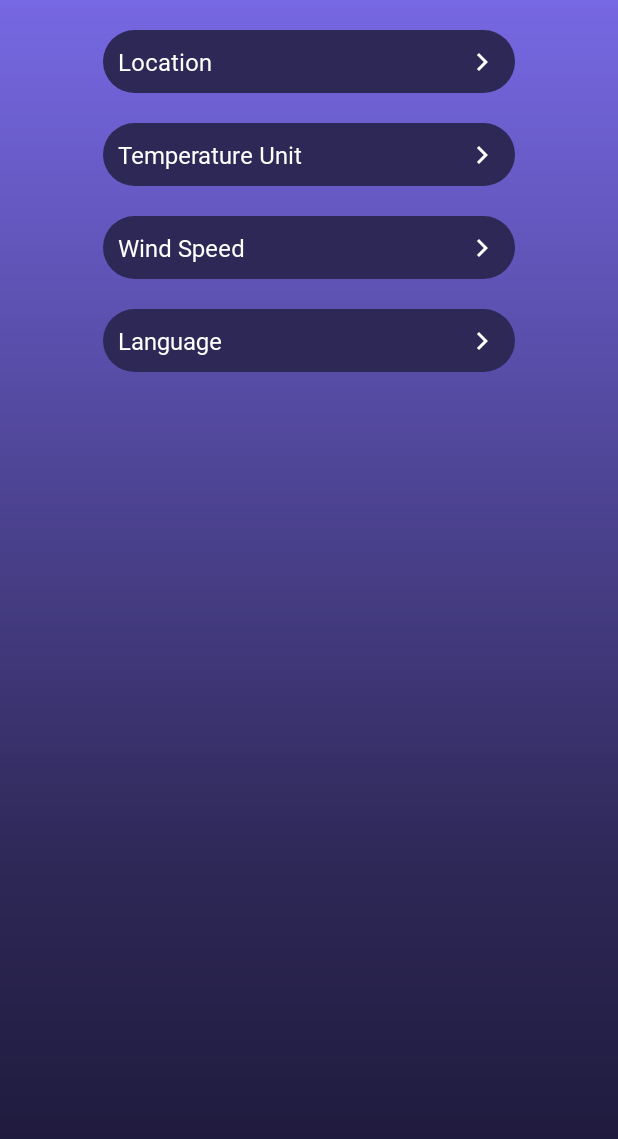
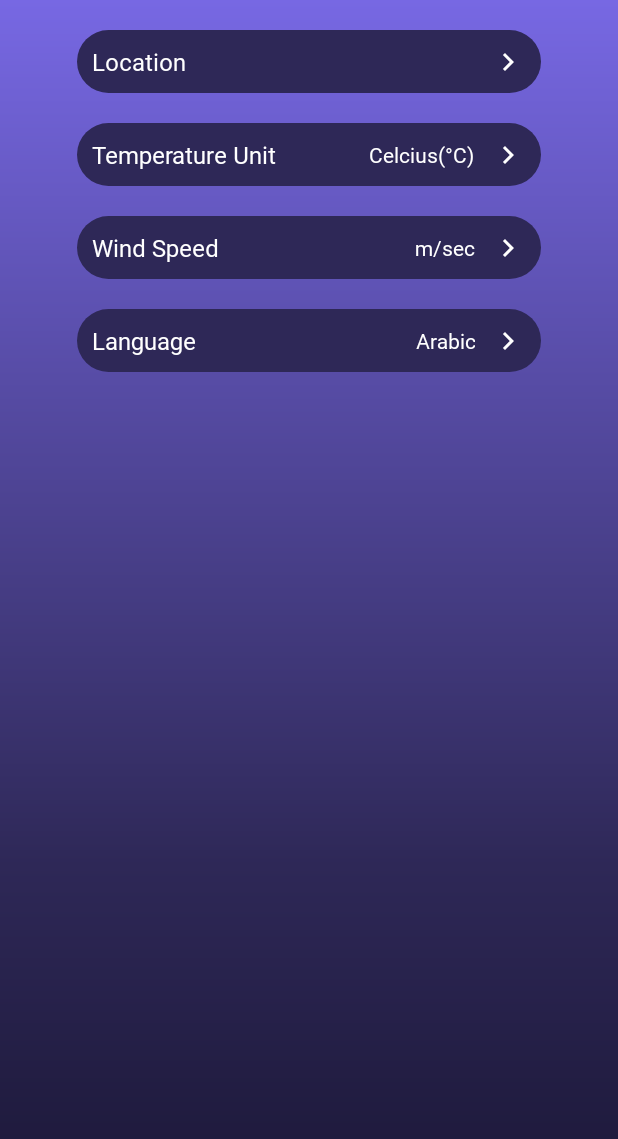
Before and after one commit to Filo-patir/WeatherForecastApp, an Android app: the SettingsFragment screen opened through its navigation route, on a phone screen of 412 x 824 dp. Shown: the top 1139 px of the screen. Run offline under Robolectric (Android 15) with nearby library versions, the phone set to English and light mode, and no system bars; our stand-ins replace Dagger/Hilt's generated code; libraries missing offline, so code that uses them is left out: io.objectbox, io.objectbox.kotlin, io.objectbox.query; 2 statements that could not run were skipped.

Commit message:
fixed bugs

```diff
--- a/app/src/main/java/filo/mamdouh/weatherforecast/MainActivity.kt
+++ b/app/src/main/java/filo/mamdouh/weatherforecast/MainActivity.kt
@@ -22,6 +22,7 @@ import java.util.Locale
 class MainActivity : AppCompatActivity(), SettingsUpdater {
     private val viewModel by viewModels<MainViewModel>()
     lateinit var binding : ActivityMainBinding
+
     override fun onCreate(savedInstanceState: Bundle?) {
         super.onCreate(savedInstanceState)
         enableEdgeToEdge()
--- a/app/src/main/java/filo/mamdouh/weatherforecast/MainViewModel.kt
+++ b/app/src/main/java/filo/mamdouh/weatherforecast/MainViewModel.kt
@@ -1,6 +1,5 @@
 package filo.mamdouh.weatherforecast
 
-import android.util.Log
 import androidx.lifecycle.ViewModel
 import androidx.lifecycle.viewModelScope
 import dagger.hilt.android.lifecycle.HiltViewModel
@@ -11,16 +10,9 @@ import javax.inject.Inject
 
 @HiltViewModel
 class MainViewModel @Inject constructor(private val repository: IRepository) : ViewModel() {
-
      suspend fun getLocalization(): String{
         return viewModelScope.async {
-            var localization = "en"
-            repository.getSettings(SettingsConstants.LANGUAGE.toString()).collect{
-                Log.d("Filo", "getLocalization: $it")
-                if (it.isNotBlank())
-                    localization = it
-            }
-            localization
+            repository.getSettings(SettingsConstants.LANGUAGE.toString())
         }.await()
     }
 }
--- a/app/src/main/java/filo/mamdouh/weatherforecast/constants/SettingsConstants.kt
+++ b/app/src/main/java/filo/mamdouh/weatherforecast/constants/SettingsConstants.kt
@@ -4,5 +4,6 @@ enum class SettingsConstants {
     LANGUAGE,
     SPEED,
     TEMP,
-    LOCATION
+    LOCATION,
+    NONE
 }
--- a/app/src/main/java/filo/mamdouh/weatherforecast/datastorage/IRepository.kt
+++ b/app/src/main/java/filo/mamdouh/weatherforecast/datastorage/IRepository.kt
@@ -14,7 +14,7 @@ import retrofit2.Response
 interface IRepository {
     // Settings Functions
     fun saveSettings(name: String, value: String)
-    fun getSettings(name: String): Flow<String>
+    fun getSettings(name: String): String
     // Api Functions
     suspend fun getCurrentWeather(lat: Double, lon: Double, unit: String): Response<CurrentWeather>
     suspend fun getWeeklyForecast(lat: Double, lon: Double, unit: String): Response<WeatherForecast>
--- a/app/src/main/java/filo/mamdouh/weatherforecast/datastorage/Repository.kt
+++ b/app/src/main/java/filo/mamdouh/weatherforecast/datastorage/Repository.kt
@@ -31,7 +31,7 @@ class Repository @Inject constructor(
         sharedPreferencesHandler.save(name, value)
     }
 
-    override fun getSettings(name: String): Flow<String> {
+    override fun getSettings(name: String): String {
         return sharedPreferencesHandler.get(name)
     }
 
--- a/app/src/main/java/filo/mamdouh/weatherforecast/datastorage/local/sharedpref/ISharedPreferencesHandler.kt
+++ b/app/src/main/java/filo/mamdouh/weatherforecast/datastorage/local/sharedpref/ISharedPreferencesHandler.kt
@@ -4,5 +4,5 @@ import kotlinx.coroutines.flow.Flow
 
 interface ISharedPreferencesHandler {
     fun save(key: String?, value: String?)
-    fun get(key: String?): Flow<String>
+    fun get(key: String?): String
 }
--- a/app/src/main/java/filo/mamdouh/weatherforecast/datastorage/local/sharedpref/SharedPreferencesHandler.kt
+++ b/app/src/main/java/filo/mamdouh/weatherforecast/datastorage/local/sharedpref/SharedPreferencesHandler.kt
@@ -2,8 +2,6 @@ package filo.mamdouh.weatherforecast.datastorage.local.sharedpref
 
 import android.content.Context
 import android.content.SharedPreferences
-import kotlinx.coroutines.flow.Flow
-import kotlinx.coroutines.flow.flow
 import javax.inject.Inject
 
 class SharedPreferencesHandler @Inject constructor(context: Context) : ISharedPreferencesHandler {
@@ -13,9 +11,7 @@ class SharedPreferencesHandler @Inject constructor(context: Context) : ISharedPr
         sharedPreferences.edit().putString(key, value).apply()
     }
 
-    override fun get(key: String?): Flow<String> {
-        return flow{
-            emit(sharedPreferences.getString(key, "")?: "")
-        }
+    override fun get(key: String?): String {
+        return sharedPreferences.getString(key, "")?: ""
     }
 }
--- a/app/src/main/java/filo/mamdouh/weatherforecast/features/home/WeatherDetailsFragment.kt
+++ b/app/src/main/java/filo/mamdouh/weatherforecast/features/home/WeatherDetailsFragment.kt
@@ -1,7 +1,6 @@
 package filo.mamdouh.weatherforecast.features.home
 
 import android.os.Bundle
-import android.util.Log
 import android.view.LayoutInflater
 import android.view.View
 import android.view.ViewGroup
@@ -21,16 +20,14 @@ import filo.mamdouh.weatherforecast.databinding.FragmentWeatherDetailsBinding
 import filo.mamdouh.weatherforecast.datastorage.network.NetworkResponse
 import filo.mamdouh.weatherforecast.features.favourite.rvadapters.HomeBaseRecyclerViewAdapter
 import filo.mamdouh.weatherforecast.logic.NetworkUtils
-import filo.mamdouh.weatherforecast.models.CachedData
 import kotlinx.coroutines.launch
-import java.time.LocalDate
-import java.time.LocalDateTime
-import java.time.format.DateTimeFormatter
 
 @AndroidEntryPoint
 class WeatherDetailsFragment : Fragment() {
     private lateinit var binding: FragmentWeatherDetailsBinding
     private lateinit var adapterrv : HomeBaseRecyclerViewAdapter
+    private var unit = "C"
+    private var speed = "mps"
     override fun onResume() {
         super.onResume()
         val callback = object : OnBackPressedCallback(true) {
@@ -63,22 +60,25 @@ class WeatherDetailsFragment : Fragment() {
         adapterrv = HomeBaseRecyclerViewAdapter()
         lifecycleScope.launch {
             viewLifecycleOwner.repeatOnLifecycle(Lifecycle.State.STARTED){
-                viewModel.currentWeather.collect{
+                viewModel.currentWeather.collect{ it ->
                     when(it) {
                         is NetworkResponse.Failure -> Toast.makeText(context, "Failure: ${it.errorMessage}", Toast.LENGTH_SHORT)
                         is NetworkResponse.Success -> {
-                            Log.d("Filo", "onViewCreated: ${it.data}")
-                            val data = it.data as List<CachedData>
-                            adapterrv.setForecastItems(data)
-                            binding.apply {
-                                date.text = LocalDate.now().format(DateTimeFormatter.ofPattern("yyyy-MM-dd"))
-                                time.text = LocalDateTime.now().format(DateTimeFormatter.ofPattern("hh:mm a"))
-                                mainTemp.text = data[0].main.temp.toString()
-                                weatherDesc.text = data[0].weather[0].description
-                                location.text = data[0].key.city.name
-                                lowTxt.text = data[0].main.temp_min.toString()
-                                highTxt.text = data[0].main.temp_max.toString()
-                            }
+//                            Log.d("Filo", "onViewCreated: ${it.data}")
+//                            viewModel.unit.take(2).collect{
+//                                unit = it
+//                            }
+//                            val data = it.data as List<CachedData>
+//                            adapterrv.setForecastItems(data)
+//                            binding.apply {
+//                                date.text = LocalDate.now().format(DateTimeFormatter.ofPattern("yyyy-MM-dd"))
+//                                time.text = LocalDateTime.now().format(DateTimeFormatter.ofPattern("hh:mm a"))
+//                                mainTemp.text = data[0].main.temp.toString()
+//                                weatherDesc.text = data[0].weather[0].description
+//                                location.text = data[0].key.city.name
+//                                lowTxt.text = data[0].main.temp_min.toString()
+//                                highTxt.text = data[0].main.temp_max.toString()
+//                            }
                         }
                         is NetworkResponse.Loading -> {}
                     }
--- a/app/src/main/java/filo/mamdouh/weatherforecast/features/home/WeatherDetailsViewModel.kt
+++ b/app/src/main/java/filo/mamdouh/weatherforecast/features/home/WeatherDetailsViewModel.kt
@@ -4,6 +4,7 @@ import android.util.Log
 import androidx.lifecycle.ViewModel
 import androidx.lifecycle.viewModelScope
 import dagger.hilt.android.lifecycle.HiltViewModel
+import filo.mamdouh.weatherforecast.constants.SettingsConstants
 import filo.mamdouh.weatherforecast.datastorage.IRepository
 import filo.mamdouh.weatherforecast.datastorage.network.NetworkResponse
 import kotlinx.coroutines.Dispatchers
@@ -19,6 +20,21 @@ class WeatherDetailsViewModel @Inject constructor (private val repo: IRepository
     private val dispatcher = Dispatchers.IO
     private var _currentWeather = MutableStateFlow<NetworkResponse>(NetworkResponse.Loading)
     val currentWeather= _currentWeather.onStart { getData() }.stateIn(viewModelScope, SharingStarted.WhileSubscribed(3600000L),NetworkResponse.Loading)
+    private val _unit = MutableStateFlow("")
+    val unit = _unit.onStart { getTemp() }.stateIn(viewModelScope, SharingStarted.WhileSubscribed(3600000L),"")
+    private val _speed = MutableStateFlow("")
+    val speed = _speed.onStart { getSpeed() }.stateIn(viewModelScope, SharingStarted.WhileSubscribed(3600000L),"")
+    private fun getTemp() {
+        viewModelScope.launch(dispatcher) {
+            _unit.value = repo.getSettings(SettingsConstants.TEMP.toString())
+        }
+    }
+    private fun getSpeed() {
+        viewModelScope.launch(dispatcher) {
+            _speed.value = repo.getSettings(SettingsConstants.TEMP.toString())
+        }
+    }
+
     private fun getData() {
         viewModelScope.launch(dispatcher) {
                 repo.getWeeklyForecastFromLocal().collect{
@@ -27,4 +43,5 @@ class WeatherDetailsViewModel @Inject constructor (private val repo: IRepository
                 }
         }
     }
+
 }
--- a/app/src/main/java/filo/mamdouh/weatherforecast/features/settings/SettingsFragment.kt
+++ b/app/src/main/java/filo/mamdouh/weatherforecast/features/settings/SettingsFragment.kt
@@ -6,12 +6,14 @@ import android.view.LayoutInflater
 import android.view.View
 import android.view.ViewGroup
 import android.widget.Toast
+import androidx.core.content.ContextCompat
 import androidx.fragment.app.Fragment
 import androidx.fragment.app.viewModels
 import androidx.lifecycle.Lifecycle
 import androidx.lifecycle.lifecycleScope
 import androidx.lifecycle.repeatOnLifecycle
 import dagger.hilt.android.AndroidEntryPoint
+import filo.mamdouh.weatherforecast.R
 import filo.mamdouh.weatherforecast.databinding.FragmentSettingsBinding
 import kotlinx.coroutines.launch
 import java.util.Locale
@@ -38,16 +40,9 @@ class SettingsFragment : Fragment() {
     override fun onViewCreated(view: View, savedInstanceState: Bundle?) {
         super.onViewCreated(view, savedInstanceState)
         setUpViews()
-        viewLifecycleOwner.lifecycleScope.launch {
-            repeatOnLifecycle(Lifecycle.State.CREATED) {
-                viewModel.local.collect{
-                    binding.apply {
-                        arabicRB.isChecked = !it
-                        englishRB.isChecked = it
-                    }
-                }
-            }
-        }
+        windSpeedSetup()
+        localizationSetup()
+        tempSetup()
         binding.apply {
             arabicRB.setOnCheckedChangeListener { _, isChecked ->
                 if (isChecked) {
@@ -113,6 +108,27 @@ class SettingsFragment : Fragment() {
                     }
                 }
             }
+            celciusRB.setOnCheckedChangeListener { _, isChecked ->
+                if (isChecked) {
+                    viewModel.setUnit("C")
+                    tempTxt.text = ContextCompat.getString(requireContext(), R.string.celcius_c)
+                    Toast.makeText(requireContext(), "metric", Toast.LENGTH_SHORT).show()
+                }
+            }
+            fhRB.setOnCheckedChangeListener { _, isChecked ->
+                if (isChecked) {
+                    viewModel.setUnit("F")
+                    tempTxt.text = ContextCompat.getString(requireContext(), R.string.fahrenheit_f)
+                    Toast.makeText(requireContext(), "imperial", Toast.LENGTH_SHORT).show()
+                }
+            }
+            kelvinRB.setOnCheckedChangeListener { _, isChecked ->
+                if (isChecked) {
+                    viewModel.setUnit("K")
+                    tempTxt.text = ContextCompat.getString(requireContext(), R.string.kelvin_c)
+                    Toast.makeText(requireContext(), "standard", Toast.LENGTH_SHORT).show()
+                }
+            }
         }
     }
     private fun setUpWinSpeedAnimation() {
@@ -133,6 +149,20 @@ class SettingsFragment : Fragment() {
                         animate().setStartDelay(600).translationY(0f).setDuration(800).start()
                         animate().setStartDelay(500).alpha(1f).setDuration(1000).withStartAction { visibility = View.VISIBLE }.start()
                     }
+                }
+            }
+            meterPerSecondRB.setOnCheckedChangeListener { _, isChecked ->
+                if (isChecked) {
+                    viewModel.setWindSpeed("m/s")
+                    windSpeedTxt.text = ContextCompat.getString(requireContext(), R.string.meter_sec)
+                    Toast.makeText(requireContext(), "mps", Toast.LENGTH_SHORT).show()
+                }
+            }
+            milesPerHourRB.setOnCheckedChangeListener { _, isChecked ->
+                if (isChecked) {
+                    viewModel.setWindSpeed("mph")
+                    windSpeedTxt.text = ContextCompat.getString(requireContext(), R.string.miles_hour)
+                    Toast.makeText(requireContext(), "mph", Toast.LENGTH_SHORT).show()
                 }
             }
         }
@@ -179,4 +209,60 @@ class SettingsFragment : Fragment() {
         resources.updateConfiguration(config, resources.displayMetrics)
         requireActivity().recreate()
     }
+
+    private fun tempSetup(){
+        viewLifecycleOwner.lifecycleScope.launch {
+            repeatOnLifecycle(Lifecycle.State.CREATED) {
+                viewModel.unit.collect{
+                    binding.apply {
+                        when(it){
+                            "C" -> {
+                                tempTxt.text = ContextCompat.getString(requireContext(), R.string.celcius_c)
+                                celciusRB.isChecked = true
+                            }
+                            "F" -> {
+                                tempTxt.text = ContextCompat.getString(requireContext(), R.string.fahrenheit_f)
+                                fhRB.isChecked = true
+                            }
+                            "K" -> {
+                                tempTxt.text = ContextCompat.getString(requireContext(), R.string.kelvin_c)
+                                kelvinRB.isChecked = true
+                            }
+                            else -> {
+                                tempTxt.text = ContextCompat.getString(requireContext(), R.string.celcius_c)
+                                celciusRB.isChecked = true
+                            }
+                        }
+                    }
+                }
+            }
+        }
+    }
+
+    private fun localizationSetup(){
+        viewLifecycleOwner.lifecycleScope.launch {
+            repeatOnLifecycle(Lifecycle.State.CREATED) {
+                viewModel.local.collect{
+                    binding.apply {
+                        arabicRB.isChecked = !it
+                        englishRB.isChecked = it
+                        languageTxt.text = if (it) "English" else "Arabic"
+                    }
+                }
+            }
+        }
+    }
+
+    private fun windSpeedSetup(){
+        viewLifecycleOwner.lifecycleScope.launch {
+            repeatOnLifecycle(Lifecycle.State.CREATED) {
+                viewModel.speed.collect{
+                    binding.apply {
+                        meterPerSecondRB.isChecked = it
+                        languageTxt.text = if (it) ContextCompat.getString(requireContext(), R.string.meter_sec) else ContextCompat.getString(requireContext(), R.string.miles_hour)
+                    }
+                }
+            }
+        }
+    }
 }
--- a/app/src/main/java/filo/mamdouh/weatherforecast/features/settings/SettingsViewModel.kt
+++ b/app/src/main/java/filo/mamdouh/weatherforecast/features/settings/SettingsViewModel.kt
@@ -15,12 +15,31 @@ import javax.inject.Inject
 @HiltViewModel
 class SettingsViewModel @Inject constructor(private val repository: IRepository): ViewModel() {
     private val _local = MutableStateFlow(true)
-    val local = _local.onStart { getLocalization() }.stateIn(viewModelScope, SharingStarted.Eagerly, true)
+    val local = _local.onStart { getLocalization() }.stateIn(viewModelScope, SharingStarted.Lazily, true)
+    private val _unit = MutableStateFlow("C")
+    val unit = _unit.onStart { getUnit() }.stateIn(viewModelScope, SharingStarted.Lazily, "C")
+    private val _speed = MutableStateFlow(true)
+    val speed = _speed.onStart { getWinSpeed() }.stateIn(viewModelScope, SharingStarted.Lazily, true)
+    private val _location = MutableStateFlow(true)
+    val location = _location.onStart { getLocation() }.stateIn(viewModelScope, SharingStarted.Lazily, true)
         fun getLocalization(){
         viewModelScope.launch {
-             repository.getSettings(SettingsConstants.LANGUAGE.toString()).collect{
-                 _local.emit(it=="en")
-             }
+             _local.value = repository.getSettings(SettingsConstants.LANGUAGE.toString()) == "en"
+        }
+    }
+    private fun getUnit(){
+        viewModelScope.launch {
+            _unit.value = repository.getSettings(SettingsConstants.TEMP.toString())
+        }
+    }
+    private fun getWinSpeed(){
+        viewModelScope.launch {
+            _speed.value = repository.getSettings(SettingsConstants.SPEED.toString()) == "mps"
+        }
+    }
+    private fun getLocation(){
+        viewModelScope.launch {
+            _location.value = repository.getSettings(SettingsConstants.LOCATION.toString()) == "gps"
         }
     }
     fun setLocalization(locale: String){
--- a/app/src/main/java/filo/mamdouh/weatherforecast/logic/alarm/AlarmSchedulerImpl.kt
+++ b/app/src/main/java/filo/mamdouh/weatherforecast/logic/alarm/AlarmSchedulerImpl.kt
@@ -25,10 +25,11 @@ class AlarmSchedulerImpl (private val context: Context) : AlarmScheduler {
     }
 
     override fun cancelAlarm(alarmItem: AlarmItem) {
+        val intent = Intent(context, AlarmReceiver::class.java)
         alarmManager.cancel(PendingIntent.getBroadcast(
             context,
             alarmItem.hashCode(),
-            Intent(),
+            intent,
             PendingIntent.FLAG_UPDATE_CURRENT or PendingIntent.FLAG_IMMUTABLE
         ))
     }
--- a/app/src/main/java/filo/mamdouh/weatherforecast/logic/workers/FetchWorker.kt
+++ b/app/src/main/java/filo/mamdouh/weatherforecast/logic/workers/FetchWorker.kt
@@ -33,9 +33,9 @@ class FetchWorker (context: Context, workerParams: WorkerParameters) : Worker(co
     private var count : Int = try{
         var c = 0
         CoroutineScope(Dispatchers.IO).launch {
-            repository.getSettings(TAG).collect {
-                if (it.isNotBlank())
-                    c = it.toInt()
+           val n =  repository.getSettings(TAG)
+            if( n.isNotEmpty()){
+                c = n.toInt()
             }
         }
         c
--- a/app/src/main/res/layout/fragment_settings.xml
+++ b/app/src/main/res/layout/fragment_settings.xml
@@ -24,9 +24,7 @@
             android:layout_width="match_parent"
             android:layout_height="match_parent"
             android:layout_gravity="center_horizontal"
-            android:button="@null"
             android:drawableEnd="@android:drawable/radiobutton_off_background"
-            android:drawableTint="@color/cloudy_background_color"
             android:text="@string/gps"
             android:textColor="@color/white" />
 
@@ -35,8 +33,6 @@
             android:layout_width="match_parent"
             android:layout_height="wrap_content"
             android:layout_gravity="center_horizontal"
-            android:button="@null"
-            android:drawableEnd="@android:drawable/radiobutton_off_background"
             android:text="@string/map"
             android:textColor="@color/white" />
 
@@ -123,9 +119,6 @@
             android:layout_width="match_parent"
             android:layout_height="match_parent"
             android:layout_gravity="center_horizontal"
-            android:button="@null"
-            android:drawableEnd="@android:drawable/radiobutton_off_background"
-            android:drawableTint="@color/cloudy_background_color"
             android:text="@string/celcius_c"
             android:textColor="@color/white" />
 
@@ -134,8 +127,6 @@
             android:layout_width="match_parent"
             android:layout_height="wrap_content"
             android:layout_gravity="center_horizontal"
-            android:button="@null"
-            android:drawableEnd="@android:drawable/radiobutton_off_background"
             android:text="@string/kelvin_c"
             android:textColor="@color/white" />
 
@@ -144,8 +135,6 @@
             android:layout_width="match_parent"
             android:layout_height="wrap_content"
             android:layout_gravity="center_horizontal"
-            android:button="@null"
-            android:drawableEnd="@android:drawable/radiobutton_off_background"
             android:text="@string/fahrenheit_f"
             android:textColor="@color/white" />
     </RadioGroup>
@@ -168,9 +157,6 @@
             android:layout_width="match_parent"
             android:layout_height="match_parent"
             android:layout_gravity="center_horizontal"
-            android:button="@null"
-            android:drawableEnd="@android:drawable/radiobutton_off_background"
-            android:drawableTint="@color/cloudy_background_color"
             android:text="@string/meter_p_second"
             android:textColor="@color/white" />
 
@@ -179,8 +165,6 @@
             android:layout_width="match_parent"
             android:layout_height="wrap_content"
             android:layout_gravity="center_horizontal"
-            android:button="@null"
-            android:drawableEnd="@android:drawable/radiobutton_off_background"
             android:text="@string/miles_hour"
             android:textColor="@color/white" />
 
```
